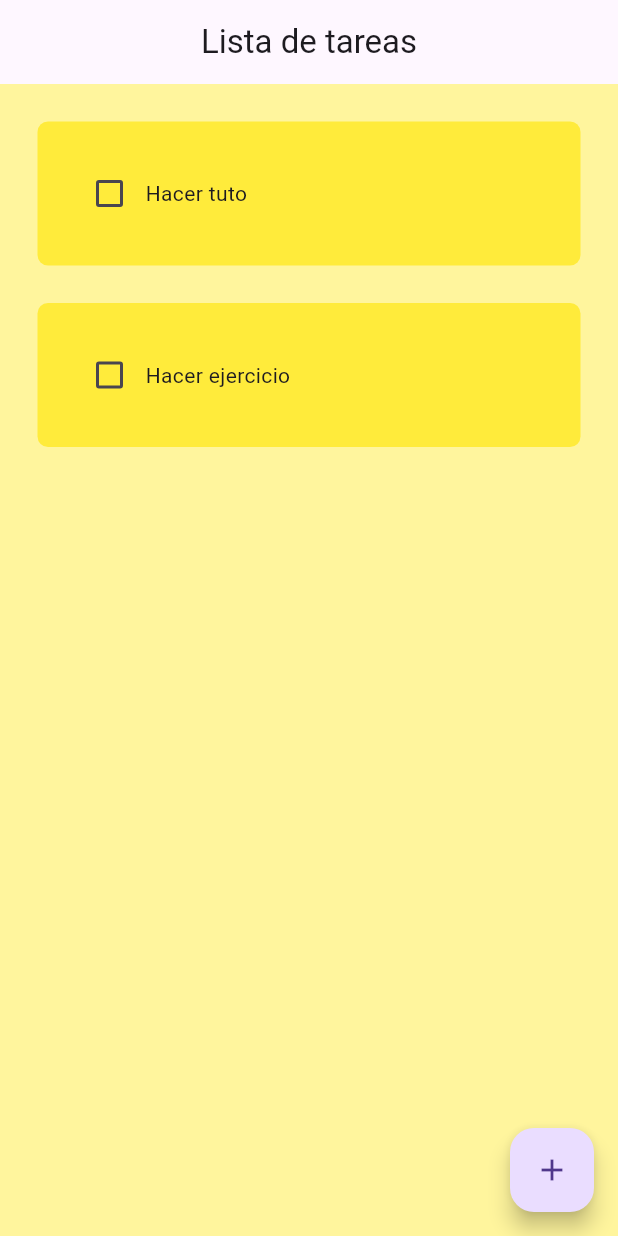
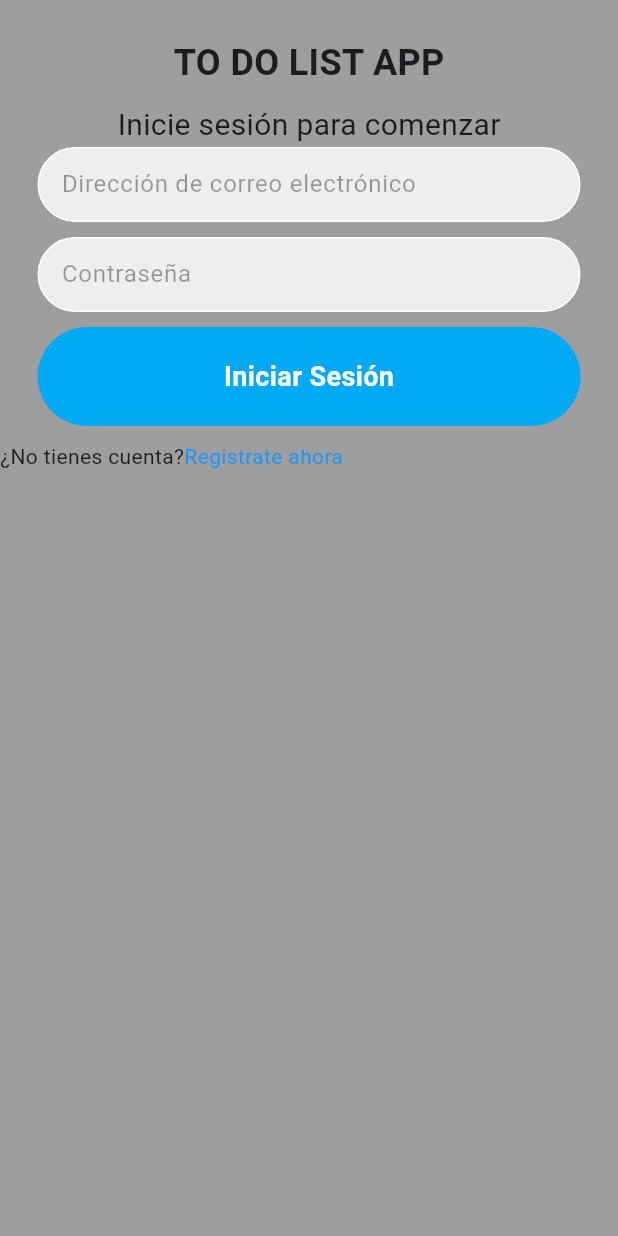
Before and after one commit to RaulCoding/proyecto_final_dam, a Flutter app: the screen it shows after launch, on a phone screen of 412 x 824 dp. Run offline on Flutter 3.47's test engine with Material 3 defaults, Android fonts, the phone set to English and light mode, and no system bars; drawn by our look-alikes of flutter_slidable.

Commit message:
Login Screen a medias

```diff
--- a/lib/main.dart
+++ b/lib/main.dart
@@ -1,5 +1,5 @@
 import 'package:flutter/material.dart';
-import 'package:proyecto_final_dam/pages/home_page.dart';
+import 'package:proyecto_final_dam/screens/screens_barrell.dart';
 
 void main() {
   runApp(const MainApp());
@@ -12,7 +12,7 @@ class MainApp extends StatelessWidget {
   Widget build(BuildContext context) {
     return MaterialApp(
       debugShowCheckedModeBanner: false,
-      home: const HomePage(),
+      home: const LoginScreen(),
       theme: ThemeData(primarySwatch: Colors.yellow),
     );
   }
--- /dev/null
+++ b/lib/screens/login_screen.dart
@@ -0,0 +1,117 @@
+import 'package:flutter/material.dart';
+
+class LoginScreen extends StatefulWidget {
+  const LoginScreen({super.key});
+
+  @override
+  State<LoginScreen> createState() => _LoginScreenState();
+}
+
+class _LoginScreenState extends State<LoginScreen> {
+  @override
+  Widget build(BuildContext context) {
+    return Scaffold(
+      backgroundColor: Colors.grey,
+      body: SafeArea(
+        child: Center(
+          child: Column(
+            children: [
+              const SizedBox(height: 25),
+              // Nombre de la app
+              const Text(
+                'TO DO LIST APP',
+                style: TextStyle(
+                  fontWeight: FontWeight.bold,
+                  fontSize: 24
+                ),
+              ),
+              const SizedBox(height: 10),
+              const Text(
+                'Inicie sesión para comenzar',
+                style: TextStyle(
+                  fontSize: 20
+                ),
+              ),
+              //campo de texto email
+              Padding(
+                padding: const EdgeInsets.symmetric(horizontal: 25),
+                child: Container(
+                  decoration: BoxDecoration(
+                    color: Colors.grey[200],
+                    border: Border.all(color: Colors.white),
+                    borderRadius: BorderRadius.circular(100),
+                  ),
+                  child: const Padding(
+                    padding: EdgeInsets.only(left: 15.0),
+                    child: TextField(
+                      decoration: InputDecoration(
+                        border: InputBorder.none,
+                        hintText: 'Dirección de correo electrónico',
+                        hintStyle: TextStyle(color: Colors.black38),
+                      ),
+                    ),
+                  ),
+                ),
+              ),
+
+              const SizedBox(height: 10),
+              //campo de texto contraseña
+              Padding(
+                padding: const EdgeInsets.symmetric(horizontal: 25),
+                child: Container(
+                  decoration: BoxDecoration(
+                    color: Colors.grey[200],
+                    border: Border.all(color: Colors.white),
+                    borderRadius: BorderRadius.circular(100),
+                  ),
+                  child: const Padding(
+                    padding: EdgeInsets.only(left: 15.0),
+                    child: TextField(
+                      obscureText: true,
+                      decoration: InputDecoration(
+                        border: InputBorder.none,
+                        hintText: 'Contraseña',
+                        hintStyle: TextStyle(color: Colors.black38),
+                      ),
+                    ),
+                  ),
+                ),
+              ),
+              const SizedBox(height: 10),
+
+              //Botón de iniciar sesión
+              Padding(
+                padding: const EdgeInsets.symmetric(horizontal: 25),
+                child: Container(
+                  padding: const EdgeInsets.all(20),
+                  decoration: BoxDecoration(
+                    color: Colors.lightBlue,
+                    borderRadius: BorderRadius.circular(100)
+                  ),
+                  child: const Center(
+                      child: Text(
+                        'Iniciar Sesión',
+                        style: TextStyle(
+                          color: Colors.white,
+                          fontWeight: FontWeight.bold,
+                          fontSize: 18,
+                        ),
+                      ),
+                  ),
+                ),
+              ),
+              const SizedBox(height: 10),
+              //No es miembro? registrarse
+              const Row(
+                children: [
+                  Text('¿No tienes cuenta?'),
+                  Text('Registrate ahora', style: TextStyle(color: Colors.blue),),
+
+                ],)
+
+            ],),
+        ),
+      )
+    );
+  }
+}
--- /dev/null
+++ b/lib/screens/screens_barrell.dart
@@ -0,0 +1,2 @@
+export 'package:proyecto_final_dam/screens/home_page.dart';
+export 'package:proyecto_final_dam/screens/login_screen.dart';
```
Also changed, not shown: lib/screens/home_page.dart (renamed from lib/pages/home_page.dart).
